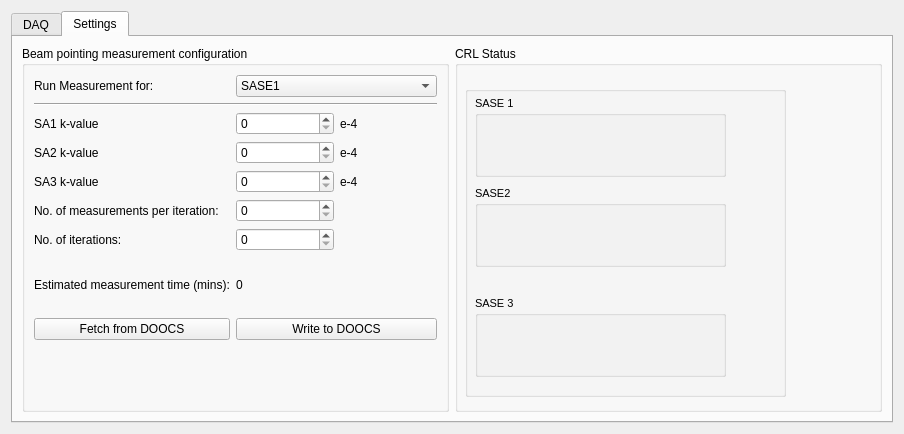
This is gui/UIDAQ.ui in cgre23/XFEL-Beam-Pointing-Predictions as Qt 5 draws it before an edit. The edited form follows.
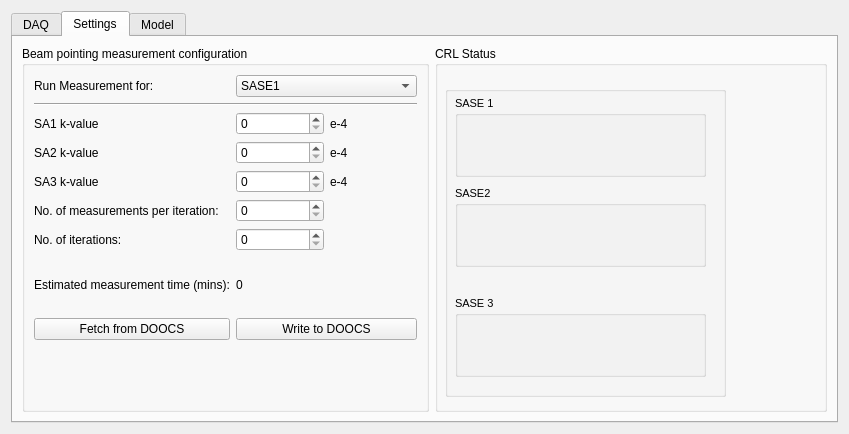
This is the edited form. The open tabs and pages were chosen to show the change. Icons and pictures are not drawn.

Patch:
```diff
--- a/gui/UIDAQ.ui
+++ b/gui/UIDAQ.ui
@@ -9,7 +9,7 @@
    <rect>
     <x>0</x>
     <y>0</y>
-    <width>904</width>
+    <width>849</width>
     <height>434</height>
    </rect>
   </property>
@@ -30,7 +30,7 @@
   </property>
   <layout class="QGridLayout" name="gridLayout">
    <item row="0" column="0">
-    <widget class="QTabWidget" name="tabWidget">
+    <widget class="QTabWidget" name="Model_2">
      <property name="currentIndex">
       <number>0</number>
      </property>
@@ -88,7 +88,7 @@
            <rect>
             <x>10</x>
             <y>40</y>
-            <width>321</width>
+            <width>281</width>
             <height>311</height>
            </rect>
           </property>
@@ -1001,6 +1001,11 @@
        </item>
       </layout>
      </widget>
+     <widget class="QWidget" name="tabWidget">
+      <attribute name="title">
+       <string>Model</string>
+      </attribute>
+     </widget>
     </widget>
    </item>
   </layout>
```
Left out of the diff: 44 changed lines with no effect on the pictures.
